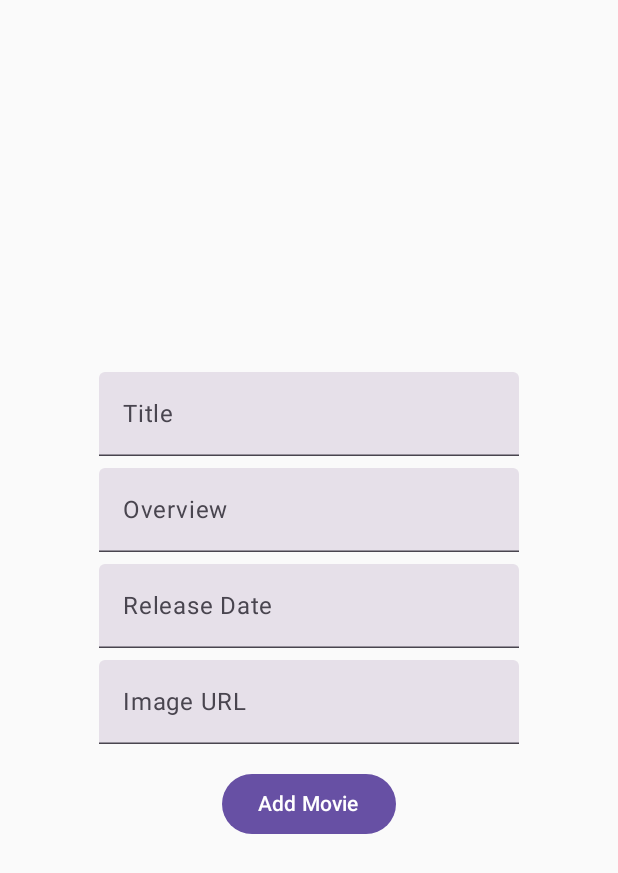
After one commit to franciscodzuryk/SedesTest, an Android app built with Jetpack Compose: the AddMovieActivity screen opened directly, with no data from a screen before it, on a phone screen of 412 x 824 dp. The commit adds this screen. Shown: the top 873 px of the screen. Run offline under Robolectric (Android 15) with nearby library versions, the phone set to English and light mode, and no system bars.

Commit message:
Add AddMovieActivity

```diff
--- /dev/null
+++ b/MyApplication2/app/src/main/java/com/example/myapplication/AddMovieActivity.kt
@@ -0,0 +1,130 @@
+package com.example.myapplication
+
+import android.os.Bundle
+import android.util.Log
+import androidx.activity.ComponentActivity
+import androidx.activity.compose.setContent
+import androidx.compose.foundation.layout.Arrangement
+import androidx.compose.foundation.layout.Column
+import androidx.compose.foundation.layout.Spacer
+import androidx.compose.foundation.layout.fillMaxSize
+import androidx.compose.foundation.layout.height
+import androidx.compose.foundation.layout.padding
+import androidx.compose.material3.Button
+import androidx.compose.material3.MaterialTheme
+import androidx.compose.material3.Text
+import androidx.compose.material3.TextField
+import androidx.compose.runtime.Composable
+import androidx.compose.runtime.getValue
+import androidx.compose.runtime.mutableStateOf
+import androidx.compose.runtime.remember
+import androidx.compose.runtime.setValue
+import androidx.compose.ui.Alignment
+import androidx.compose.ui.Modifier
+import androidx.compose.ui.tooling.preview.Preview
+import androidx.compose.ui.unit.dp
+import com.example.myapplication.models.Movie
+import com.example.myapplication.models.MovieApiService
+import com.example.myapplication.models.RetrofitClient
+import retrofit2.Call
+import retrofit2.Callback
+import retrofit2.Response
+
+class AddMovieActivity : ComponentActivity() {
+
+    private lateinit var apiService: MovieApiService
+
+    override fun onCreate(savedInstanceState: Bundle?) {
+        super.onCreate(savedInstanceState)
+        apiService = RetrofitClient.instance.create(MovieApiService::class.java)
+
+        setContent {
+            MovieScreen(apiService)
+        }
+    }
+}
+
+@Composable
+fun MovieScreen(apiService: MovieApiService) {
+    var movieTitle by remember { mutableStateOf("") }
+    var movieOverview by remember { mutableStateOf("") }
+    var movieReleaseDate by remember { mutableStateOf("") }
+    var movieImageURL by remember { mutableStateOf("") }
+    val successMessage by remember { mutableStateOf("") }
+    val errorMessage by remember { mutableStateOf("") }
+
+    Column(
+        modifier = Modifier
+            .fillMaxSize()
+            .padding(16.dp),
+        verticalArrangement = Arrangement.Center,
+        horizontalAlignment = Alignment.CenterHorizontally
+    ) {
+        TextField(
+            value = movieTitle,
+            onValueChange = { movieTitle = it },
+            label = { Text("Title") }
+        )
+        Spacer(modifier = Modifier.height(8.dp))
+        TextField(
+            value = movieOverview,
+            onValueChange = { movieOverview = it },
+            label = { Text("Overview") }
+        )
+        Spacer(modifier = Modifier.height(8.dp))
+        TextField(
+            value = movieReleaseDate,
+            onValueChange = { movieReleaseDate = it },
+            label = { Text("Release Date") }
+        )
+        Spacer(modifier = Modifier.height(8.dp))
+        TextField(
+            value = movieImageURL,
+            onValueChange = { movieImageURL = it },
+            label = { Text("Image URL") }
+        )
+        Spacer(modifier = Modifier.height(16.dp))
+        Button(onClick = {
+            val newMovie = Movie(
+                id = 0, // Asume que el ID se genera en el servidor
+                title = movieTitle,
+                overview = movieOverview,
+                releaseDate = movieReleaseDate,
+                imageURL = movieImageURL
+            )
+            addMovie(newMovie, apiService)
+        }) {
+            Text("Add Movie")
+        }
+
+        Spacer(modifier = Modifier.height(16.dp))
+        if (successMessage.isNotEmpty()) {
+            Text(successMessage, color = MaterialTheme.colorScheme.primary)
+        }
+        if (errorMessage.isNotEmpty()) {
+            Text("Error: $errorMessage", color = MaterialTheme.colorScheme.error)
+        }
+    }
+}
+
+private fun addMovie(movie: Movie, apiService: MovieApiService) {
+    apiService.addMovie(movie).enqueue(object : Callback<Void> {
+        override fun onResponse(call: Call<Void>, response: Response<Void>) {
+            if (response.isSuccessful) {
+                Log.d("MovieActivity", "Movie added successfully")
+            } else {
+                Log.e("MovieActivity", "Error adding movie: ${response.code()}")
+            }
+        }
+
+        override fun onFailure(call: Call<Void>, t: Throwable) {
+            Log.e("MovieActivity", "Failed to add movie", t)
+        }
+    })
+}
+
+@Preview(showBackground = true)
+@Composable
+fun PreviewMovieScreen() {
+    MovieScreen(apiService = RetrofitClient.instance.create(MovieApiService::class.java))
+}
--- a/MyApplication2/app/src/main/java/com/example/myapplication/models/MovieApiService.kt
+++ b/MyApplication2/app/src/main/java/com/example/myapplication/models/MovieApiService.kt
@@ -1,8 +1,14 @@
 package com.example.myapplication.models
 import retrofit2.Call
+import retrofit2.http.Body
 import retrofit2.http.GET
+import retrofit2.http.POST
 
 interface MovieApiService {
     @GET("movie")
     fun getMovies(): Call<MovieResponse>
+
+    @POST("movie")
+    fun addMovie(@Body movie: Movie): Call<Void>
+
 }
--- a/MyApplication2/app/src/main/java/com/example/myapplication/models/RetrofitClient.kt
+++ b/MyApplication2/app/src/main/java/com/example/myapplication/models/RetrofitClient.kt
@@ -3,7 +3,7 @@ import retrofit2.Retrofit
 import retrofit2.converter.gson.GsonConverterFactory
 
 object RetrofitClient {
-    private const val BASE_URL = "http://192.168.0.131:8443/"
+    private const val BASE_URL = "http://192.168.68.179:8443/"
 
     val instance: Retrofit by lazy {
         Retrofit.Builder()
```
Also changed, not shown: MyApplication2/app/src/main/AndroidManifest.xml (+8 -0 lines), MyApplication2/app/src/main/java/com/example/myapplication/MainActivity.kt (+9 -18 lines), 1 other file.
